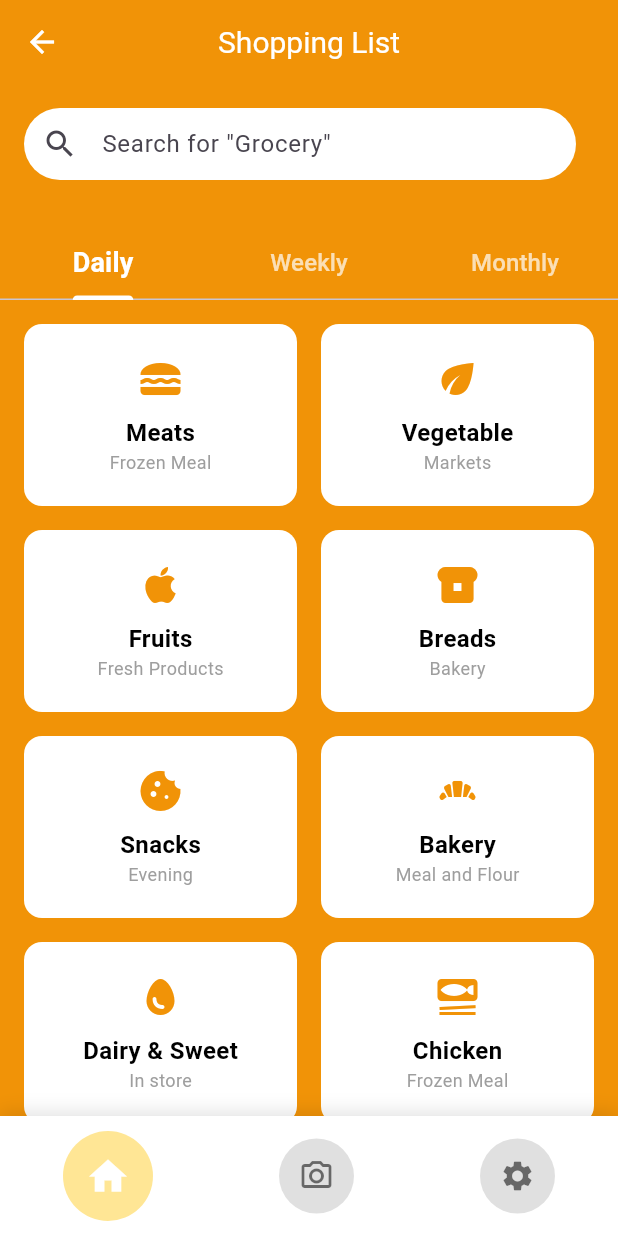
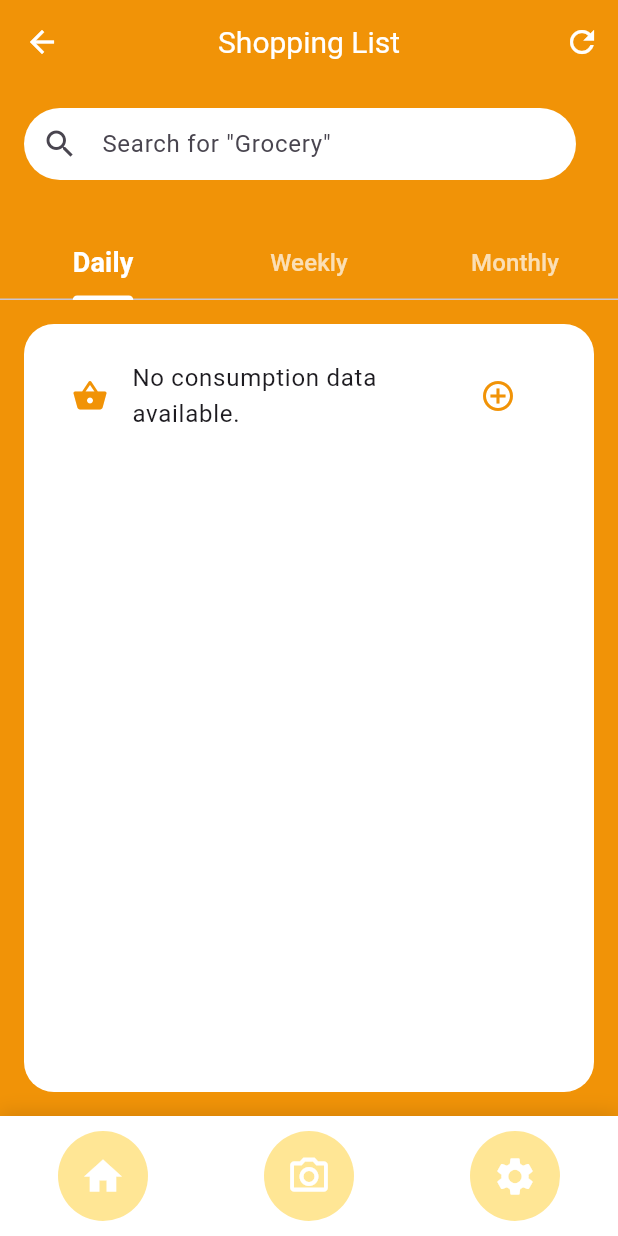
Before and after one commit to burccugul/FridgeGenious, a Flutter app: the ShoppingListPage screen opened directly, on a phone screen of 412 x 824 dp. Run offline on Flutter 3.47's test engine with Material 3 defaults, Android fonts, the phone set to English and light mode, and no system bars; our stand-ins replace google_generative_ai, image_picker, logger, sqflite; accounts and stored records are empty.

Commit message:
gemini_shopping_list_service.dart file added, gives shopping list suggestion by daily,weekly,monthly by calculating consumption time

```diff
--- a/flutter_application/lib/screens/shopping_list_page.dart
+++ b/flutter_application/lib/screens/shopping_list_page.dart
@@ -1,16 +1,5 @@
 import 'package:flutter/material.dart';
-
-class Category {
-  final String name;
-  final String subtitle;
-  final IconData icon;
-
-  Category({
-    required this.name,
-    required this.subtitle,
-    required this.icon,
-  });
-}
+import 'package:flutter_application/services/gemini_shopping_list_service.dart'; // Import the service
 
 class ShoppingListPage extends StatefulWidget {
   const ShoppingListPage({super.key});
@@ -19,22 +8,20 @@ class ShoppingListPage extends StatefulWidget {
   State<ShoppingListPage> createState() => _ShoppingListPageState();
 }
 
-class _ShoppingListPageState extends State<ShoppingListPage> with SingleTickerProviderStateMixin {
+class _ShoppingListPageState extends State<ShoppingListPage>
+    with SingleTickerProviderStateMixin {
   late TabController _tabController;
   final TextEditingController _searchController = TextEditingController();
+  late GeminiShoppingListService shoppingListService;
 
-  final List<Category> categories = [
-    Category(name: 'Meats', subtitle: 'Frozen Meal', icon: Icons.lunch_dining),
-    Category(name: 'Vegetable', subtitle: 'Markets', icon: Icons.eco),
-    Category(name: 'Fruits', subtitle: 'Fresh Products', icon: Icons.apple),
-    Category(name: 'Breads', subtitle: 'Bakery', icon: Icons.breakfast_dining),
-    Category(name: 'Snacks', subtitle: 'Evening', icon: Icons.cookie),
-    Category(name: 'Bakery', subtitle: 'Meal and Flour', icon: Icons.bakery_dining),
-    Category(name: 'Dairy & Sweet', subtitle: 'In store', icon: Icons.egg),
-    Category(name: 'Chicken', subtitle: 'Frozen Meal', icon: Icons.set_meal),
-  ];
+  // Store the AI response for all categories
+  Map<String, List<String>> shoppingLists = {
+    "daily": [],
+    "weekly": [],
+    "monthly": [],
+  };
 
-  int _currentIndex = 0;
+  bool isLoading = false;
 
   final List<IconData> _icons = [
     Icons.home,
@@ -46,6 +33,10 @@ class _ShoppingListPageState extends State<ShoppingListPage> with SingleTickerPr
   void initState() {
     super.initState();
     _tabController = TabController(length: 3, vsync: this);
+    shoppingListService = GeminiShoppingListService();
+
+    // Generate shopping lists at startup
+    generateShoppingList();
   }
 
   @override
@@ -53,6 +44,34 @@ class _ShoppingListPageState extends State<ShoppingListPage> with SingleTickerPr
     _tabController.dispose();
     _searchController.dispose();
     super.dispose();
+  }
+
+  // Fetch and generate shopping list using Gemini AI
+  Future<void> generateShoppingList() async {
+    setState(() {
+      isLoading = true;
+    });
+
+    try {
+      // Get a single response with all categories
+      Map<String, List<String>> response =
+          await shoppingListService.generateShoppingList();
+
+      setState(() {
+        shoppingLists = response;
+        isLoading = false;
+      });
+    } catch (e) {
+      print("Error in generateShoppingList: $e");
+      setState(() {
+        shoppingLists = {
+          "daily": ["Error: $e"],
+          "weekly": ["Error: $e"],
+          "monthly": ["Error: $e"],
+        };
+        isLoading = false;
+      });
+    }
   }
 
   @override
@@ -73,6 +92,13 @@ class _ShoppingListPageState extends State<ShoppingListPage> with SingleTickerPr
           style: TextStyle(color: Colors.white, fontSize: 20),
         ),
         centerTitle: true,
+        actions: [
+          // Add refresh button
+          IconButton(
+            icon: const Icon(Icons.refresh, color: Colors.white),
+            onPressed: isLoading ? null : generateShoppingList,
+          ),
+        ],
       ),
       body: SafeArea(
         child: Column(
@@ -128,16 +154,25 @@ class _ShoppingListPageState extends State<ShoppingListPage> with SingleTickerPr
               ),
             ),
 
-            // Categories Grid
+            // Shopping List Display
             Expanded(
-              child: TabBarView(
-                controller: _tabController,
-                children: [
-                  _buildCategoryGrid(),
-                  _buildCategoryGrid(),
-                  _buildCategoryGrid(),
-                ],
-              ),
+              child: isLoading
+                  ? const Center(
+                      child: CircularProgressIndicator(
+                        color: Colors.white,
+                      ),
+                    )
+                  : TabBarView(
+                      controller: _tabController,
+                      children: [
+                        _buildShoppingListView(
+                            shoppingLists["daily"] ?? [], 'daily'),
+                        _buildShoppingListView(
+                            shoppingLists["weekly"] ?? [], 'weekly'),
+                        _buildShoppingListView(
+                            shoppingLists["monthly"] ?? [], 'monthly'),
+                      ],
+                    ),
             ),
           ],
         ),
@@ -146,6 +181,49 @@ class _ShoppingListPageState extends State<ShoppingListPage> with SingleTickerPr
     );
   }
 
+  // Build shopping list view
+  Widget _buildShoppingListView(List<String> items, String category) {
+    if (items.isEmpty) {
+      return Center(
+        child: Text(
+          "No items found for $category shopping list",
+          style: TextStyle(color: Colors.white, fontSize: 16),
+        ),
+      );
+    }
+
+    return Container(
+      decoration: BoxDecoration(
+        color: Colors.white,
+        borderRadius: BorderRadius.circular(20),
+      ),
+      margin: const EdgeInsets.all(16),
+      child: ListView.builder(
+        padding: const EdgeInsets.all(16),
+        itemCount: items.length,
+        itemBuilder: (context, index) {
+          String item = items[index].trim();
+          return ListTile(
+            leading: const Icon(Icons.shopping_basket,
+                color: Color.fromARGB(255, 241, 147, 7)),
+            title: Text(item),
+            trailing: IconButton(
+              icon: const Icon(Icons.add_circle_outline,
+                  color: Color.fromARGB(255, 241, 147, 7)),
+              onPressed: () {
+                // Add to cart functionality
+                ScaffoldMessenger.of(context).showSnackBar(
+                  SnackBar(content: Text('Added $item to cart')),
+                );
+              },
+            ),
+          );
+        },
+      ),
+    );
+  }
+
+  // Bottom Navigation Bar
   Widget _buildCurvedNavigationBar() {
     return Container(
       decoration: BoxDecoration(
@@ -166,22 +244,22 @@ class _ShoppingListPageState extends State<ShoppingListPage> with SingleTickerPr
             return GestureDetector(
               onTap: () {
                 setState(() {
-                  _currentIndex = index;
+                  // Handle tap navigation if needed
                 });
               },
               child: AnimatedContainer(
                 duration: const Duration(milliseconds: 200),
                 curve: Curves.easeOut,
-                width: _currentIndex == index ? 60 : 50,
-                height: _currentIndex == index ? 60 : 50,
+                width: 60,
+                height: 60,
                 decoration: BoxDecoration(
-                  color: _currentIndex == index ? const Color.fromARGB(255, 255, 230, 149) : Colors.grey[300],
+                  color: const Color.fromARGB(255, 255, 230, 149),
                   shape: BoxShape.circle,
                 ),
                 child: Icon(
                   _icons[index],
-                  size: _currentIndex == index ? 30 : 24,
-                  color: _currentIndex == index ? Colors.white : Colors.black54,
+                  size: 30,
+                  color: Colors.white,
                 ),
               ),
             );
@@ -190,52 +268,4 @@ class _ShoppingListPageState extends State<ShoppingListPage> with SingleTickerPr
       ),
     );
   }
-
-  Widget _buildCategoryGrid() {
-    return GridView.builder(
-      padding: const EdgeInsets.all(16),
-      gridDelegate: const SliverGridDelegateWithFixedCrossAxisCount(
-        crossAxisCount: 2,
-        crossAxisSpacing: 16,
-        mainAxisSpacing: 16,
-        childAspectRatio: 1.5,
-      ),
-      itemCount: categories.length,
-      itemBuilder: (context, index) {
-        final category = categories[index];
-        return Container(
-          decoration: BoxDecoration(
-            color: Colors.white,
-            borderRadius: BorderRadius.circular(12),
-          ),
-          child: Column(
-            mainAxisAlignment: MainAxisAlignment.center,
-            children: [
-              Icon(
-                category.icon,
-                size: 32,
-                color: const Color.fromARGB(255, 241, 147, 7),
-              ),
-              const SizedBox(height: 8),
-              Text(
-                category.name,
-                style: const TextStyle(
-                  fontSize: 16,
-                  fontWeight: FontWeight.bold,
-                  color: Colors.black,
-                ),
-              ),
-              Text(
-                category.subtitle,
-                style: const TextStyle(
-                  fontSize: 12,
-                  color: Colors.grey,
-                ),
-              ),
-            ],
-          ),
-        );
-      },
-    );
-  }
 }
```
Also changed, not shown: flutter_application/lib/database/database_helper.dart (+33 -0 lines), flutter_application/lib/screens/fridge_page.dart (+46 -14 lines), flutter_application/lib/services/gemini_image_service.dart (+17 -12 lines), flutter_application/lib/services/gemini_recipe_service.dart (+9 -3 lines), flutter_application/lib/services/gemini_shopping_list_service.dart (added, +203 -0 lines).
